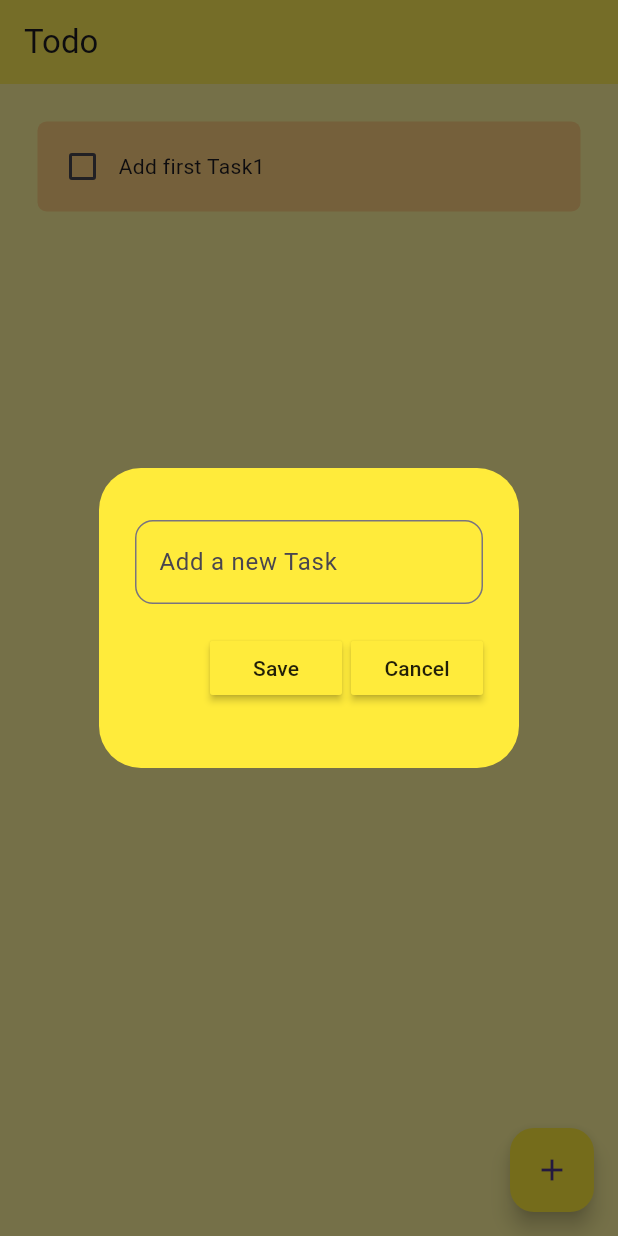
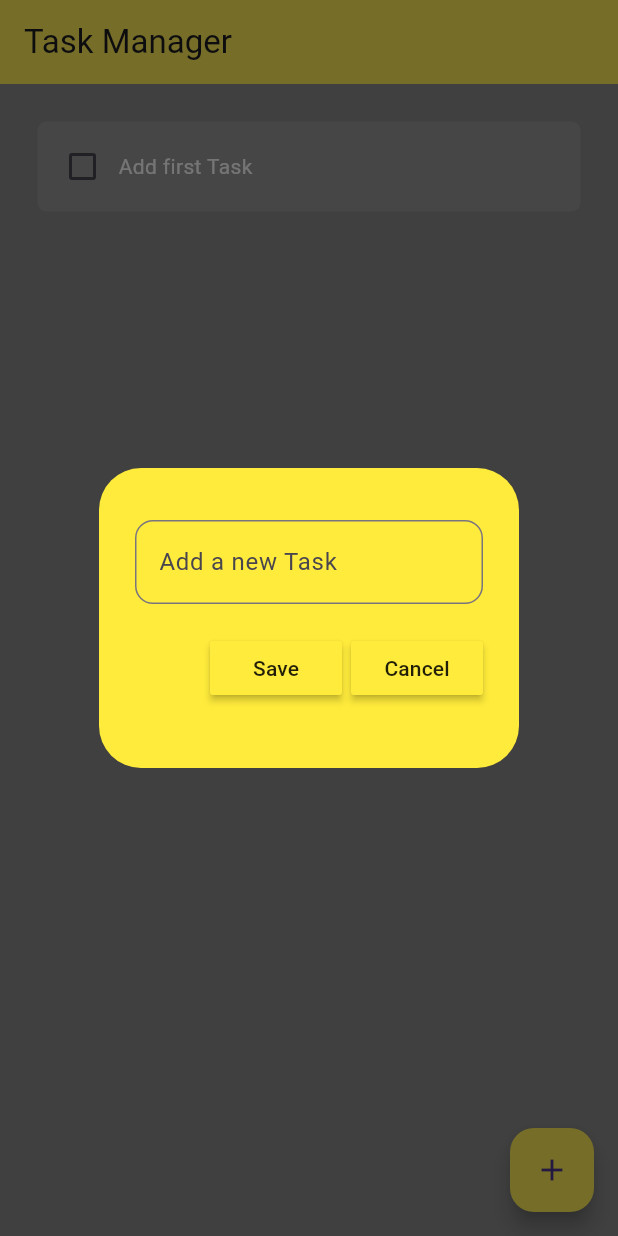
Before and after one commit to ttakpotosu2/task_MAN, a Flutter app: the screen it shows after launch, after a tap on the "add" icon, on a phone screen of 412 x 824 dp. Run offline on Flutter 3.47's test engine with Material 3 defaults, Android fonts, the phone set to English and light mode, and no system bars; drawn by our look-alikes of flutter_slidable; our stand-ins replace hive, hive_flutter; accounts and stored records are empty.

Commit message:
UI Changes

```diff
--- a/lib/data/database.dart
+++ b/lib/data/database.dart
@@ -8,7 +8,7 @@ class TodoDataBase {
 
   void createInitialData(){
     todoList = [
-      ["Add first Task1", false]
+      ["Add first Task", false]
     ];
   }
 
--- a/lib/pages/todo_page.dart
+++ b/lib/pages/todo_page.dart
@@ -18,19 +18,17 @@ class _TodoPageState extends State<TodoPage> {
   final _box = Hive.box('todoBox');
   TodoDataBase db = TodoDataBase();
 
+  final _controller = TextEditingController();
+
   @override
   void initState() {
-
     if(_box.get("TODOLIST") == null) {
       db.createInitialData();
     } else {
       db.loadData();
     }
-
     super.initState();
   }
-
-  final _controller = TextEditingController();
 
   void deleteTask(int index) {
     setState(() {
@@ -57,7 +55,10 @@ class _TodoPageState extends State<TodoPage> {
           return DialogBox(
             controller: _controller,
             onSave: saveNewTask,
-            onCancel: () => Navigator.of(context).pop(),
+            onCancel: () {
+              Navigator.of(context).pop();
+              _controller.clear();
+            }
           );
         });
   }
@@ -72,14 +73,14 @@ class _TodoPageState extends State<TodoPage> {
   @override
   Widget build(BuildContext context) {
     return Scaffold(
-        backgroundColor: Colors.yellow[200],
+        backgroundColor: Colors.black45,
         appBar: AppBar(
-          title: const Text("Todo"),
+          title: const Text("Task Manager"),
           backgroundColor: Colors.yellow[400],
         ),
         floatingActionButton: FloatingActionButton(
           onPressed: createNewTask,
-          backgroundColor: Colors.yellow,
+          backgroundColor: Colors.yellow[400],
           child: Icon(Icons.add),
         ),
         body: ListView.builder(
--- a/lib/utils/todo_tile.dart
+++ b/lib/utils/todo_tile.dart
@@ -37,7 +37,7 @@ class TodoTile extends StatelessWidget {
         child: Container(
           padding: const EdgeInsets.all(6.0),
           decoration: BoxDecoration(
-              color: Colors.orangeAccent[100],
+              color: Colors.white10,
               borderRadius: BorderRadius.circular(6.0)
           ),
           child: Row(
@@ -45,14 +45,15 @@ class TodoTile extends StatelessWidget {
               Checkbox(
                   value: taskCompleted,
                   onChanged: onChanged,
-                activeColor: Colors.black,
+                activeColor: Colors.yellow,
               ),
               Text(
                   taskName,
                   style: TextStyle(
                       decoration: taskCompleted
                           ? TextDecoration.lineThrough
-                          : TextDecoration.none
+                          : TextDecoration.none,
+                    color: Colors.white
                   ),
               ),
             ],
```
